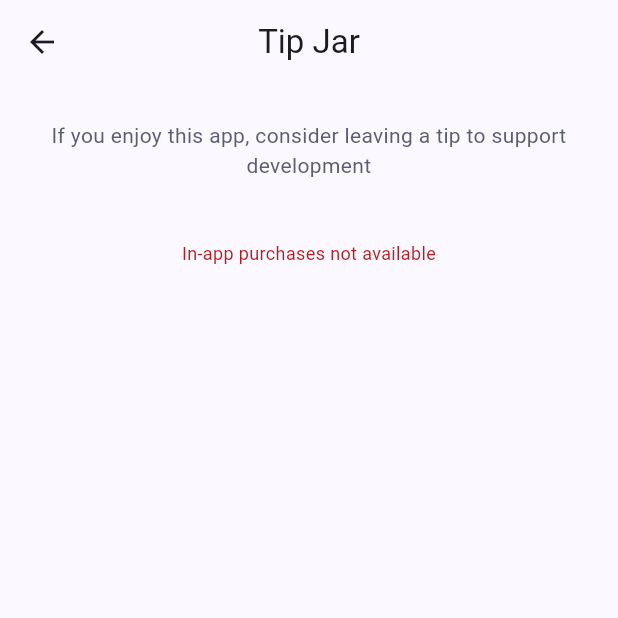
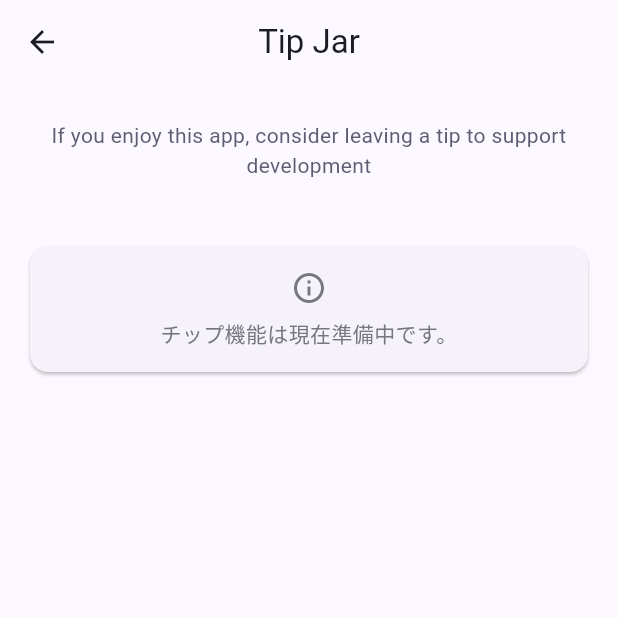
Before and after one commit to nakamura196/jps-explorer, a Flutter app: the TipJarView screen opened directly, on a phone screen of 412 x 824 dp, the top half of it. Run offline on Flutter 3.47's test engine with Material 3 defaults, Android fonts, the phone set to English and light mode, and no system bars; our stand-ins replace cached_network_image, flutter_local_notifications, flutter_map, flutter_riverpod, geolocator, image_picker and 4 more; accounts and stored records are empty; network calls fail.

Commit message:
fix: App Store審査リジェクト対応
1. カメラ権限 (NSCameraUsageDescription, NSPhotoLibraryUsageDescription) を
   Info.plist に追加。未設定がカメラ撮影時のクラッシュ原因。
2. チップ画面: IAP商品未登録時のエラー表示を「準備中」に変更。
3. カメラのPlatformExceptionハンドリングを強化。

Co-Authored-By: Claude Opus 4.6 (1M context) <noreply@anthropic.com>

```diff
--- a/lib/views/tip_jar_view.dart
+++ b/lib/views/tip_jar_view.dart
@@ -121,15 +121,25 @@ class _TipJarViewState extends ConsumerState<TipJarView> {
             ),
           ],
 
-          // Error message
+          // Error message (show as info, not error)
           if (_service.state == TipJarState.error)
-            Text(
-              _service.errorMessage,
-              style: TextStyle(
-                fontSize: 12,
-                color: theme.colorScheme.error,
+            Card(
+              child: Padding(
+                padding: const EdgeInsets.all(16),
+                child: Column(
+                  children: [
+                    Icon(Icons.info_outline, color: theme.colorScheme.outline),
+                    const SizedBox(height: 8),
+                    Text(
+                      'チップ機能は現在準備中です。',
+                      style: theme.textTheme.bodyMedium?.copyWith(
+                        color: theme.colorScheme.outline,
+                      ),
+                      textAlign: TextAlign.center,
+                    ),
+                  ],
+                ),
               ),
-              textAlign: TextAlign.center,
             ),
         ],
       ),
```
Also changed, not shown: lib/views/camera_search_view.dart (+11 -0 lines), 1 other file.
